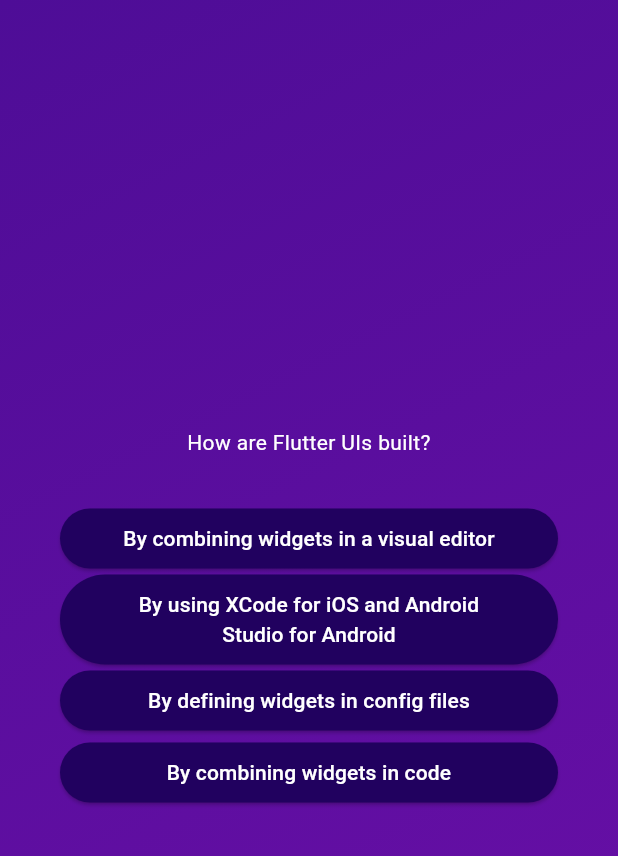
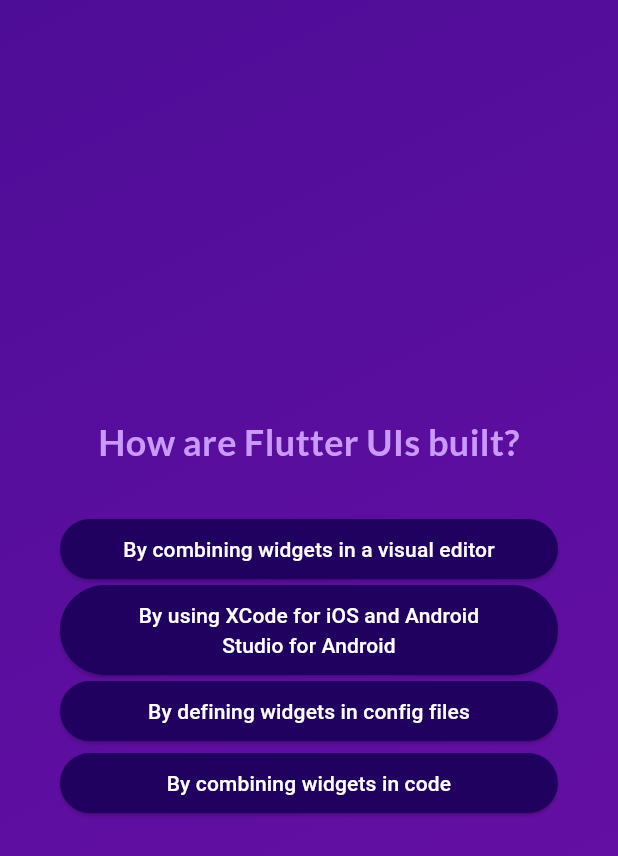
Before and after one commit to sulimanshams/Quiz_MobilApp, a Flutter app: the screen it shows after launch, after a tap on "Start Quiz", after a tap on "Components", on a phone screen of 412 x 824 dp. Shown: the top 856 px of the screen. Run offline on Flutter 3.47's test engine with Material 3 defaults, Android fonts, the phone set to English and light mode, and no system bars; our stand-ins replace google_fonts.

Commit message:
result screen logic

```diff
--- a/adv_basics_quizapp/lib/questions_screen.dart
+++ b/adv_basics_quizapp/lib/questions_screen.dart
@@ -1,9 +1,13 @@
 import 'package:adv_basics_quizapp/answer_button.dart';
 import 'package:flutter/material.dart';
 import "package:adv_basics_quizapp/data/questions.dart";
+import "package:google_fonts/google_fonts.dart";
 
 class QuestionsScreen extends StatefulWidget {
-  const QuestionsScreen({super.key});
+  const QuestionsScreen({super.key, required this.onSelectAnswer});
+
+  final void Function(String answer) onSelectAnswer;
+
   @override
   State<QuestionsScreen> createState() {
     return _QuestionsScreenState();
@@ -13,7 +17,8 @@
 class _QuestionsScreenState extends State<QuestionsScreen> {
   var currentquestionIndex = 0;
 
-  void answerQuestion() {
+  void answerQuestion(String answer) {
+    widget.onSelectAnswer(answer);
     setState(() {
       currentquestionIndex = currentquestionIndex + 1;
     });
@@ -34,12 +39,19 @@
             Text(
               currentQuestion.text,
               // "The question text will go here!",
-              style: TextStyle(color: Colors.white, fontSize: 14),
+              style: GoogleFonts.lato(
+                color: const Color.fromARGB(255, 201, 153, 251),
+                fontSize: 24,
+                fontWeight: FontWeight.bold,
+              ),
+              // TextStyle(color: Colors.white, fontSize: 14),
               textAlign: TextAlign.center,
             ),
             SizedBox(height: 30),
             ...currentQuestion.getShuffledAnswers().map((answer) {
-              return AnswerButton(answer, answerQuestion);
+              return AnswerButton(answer, () {
+                answerQuestion(answer);
+              });
             }),
             // AnswerButton(currentQuestion.answers[0], () {}),
             // AnswerButton(currentQuestion.answers[1], () {}),
--- a/adv_basics_quizapp/lib/quiz.dart
+++ b/adv_basics_quizapp/lib/quiz.dart
@@ -1,18 +1,20 @@
+import 'package:adv_basics_quizapp/data/questions.dart';
 import 'package:flutter/material.dart';
 import 'start_Screen.dart';
 import 'questions_screen.dart';
+import 'results_screen.dart';
 
 class Quiz extends StatefulWidget {
- const Quiz({super.key});
-@override
-  State<Quiz> createState(){
+  const Quiz({super.key});
+  @override
+  State<Quiz> createState() {
     return _QuizState();
   }
 }
 
 class _QuizState extends State<Quiz> {
+  List<String> selectedAnswers = [];
   var activeScreen = "start-screen";
-
 
   //  @override
   // initState() {
@@ -20,15 +22,36 @@
   //   super.initState();
   // }
 
-
-  void switchScreen(){
+  void switchScreen() {
     setState(() {
       activeScreen = "questions-screen";
     });
   }
 
+  void choosenAnswer(String answer) {
+    selectedAnswers.add(answer);
+
+    if (selectedAnswers.length == questions.length) {
+      setState(() {
+        selectedAnswers = [];
+        activeScreen = "results-screen";
+      });
+    }
+  }
+
   @override
   Widget build(context) {
+    Widget screenWidget = StartScreen(switchScreen);
+
+    if (activeScreen == "questions-screen") {
+      screenWidget = QuestionsScreen( onSelectAnswer: choosenAnswer, );
+    }
+
+      if (activeScreen == "results-screen") {
+        screenWidget =  ResultsScreen(choserAnswers: selectedAnswers,);
+
+       }
+
     return MaterialApp(
       home: Scaffold(
         body: Container(
@@ -42,9 +65,10 @@
               end: Alignment.bottomRight,
             ),
           ),
-          child: activeScreen == "start-screen"
-              ? StartScreen(switchScreen)
-              : const QuestionsScreen(),
+          child: screenWidget,
+          // activeScreen == "start-screen"
+          //     ? StartScreen(switchScreen)
+          //     : QuestionsScreen(onSelectAnswer: choosenAnswer),
         ),
       ),
     );
--- a/adv_basics_quizapp/lib/start_Screen.dart
+++ b/adv_basics_quizapp/lib/start_Screen.dart
@@ -1,4 +1,6 @@
 import 'package:flutter/material.dart';
+import 'package:google_fonts/google_fonts.dart';
+
 
 class StartScreen extends StatelessWidget {
   const StartScreen( this.startQuiz , {super.key});
@@ -14,7 +16,7 @@
           color: const Color.fromARGB(150, 255, 255, 255)),
           SizedBox(height: 80,),
           Text('Learn Flutter the fun way!',
-          style: TextStyle(
+          style: GoogleFonts.lato(
               color: const Color.fromARGB(255, 237, 223, 252),
               fontSize: 24),),
               SizedBox(height: 30,),
--- a/adv_basics_quizapp/pubspec.yaml
+++ b/adv_basics_quizapp/pubspec.yaml
@@ -34,6 +34,7 @@
   # The following adds the Cupertino Icons font to your application.
   # Use with the CupertinoIcons class for iOS style icons.
   cupertino_icons: ^1.0.8
+  google_fonts: ^8.2.1
 
 dev_dependencies:
   flutter_test:
```
Also changed, not shown: adv_basics_quizapp/lib/results_screen.dart (added, +44 -0 lines), adv_basics_quizapp/pubspec.lock, 2 other files.
